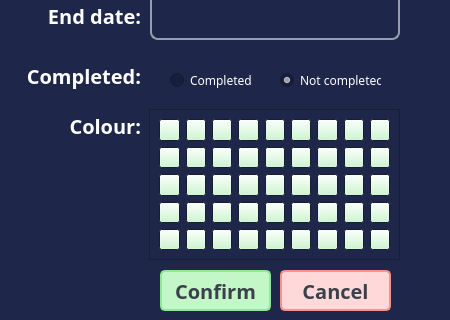
Above: src/client/projects/view/ui/task_edit_window.ui from PenguinDevs/GanttStudent before the change; both pictures show x 0 to 450 and y 330 to 650 of the 450 by 650 pixel window. Below: the same form after it.
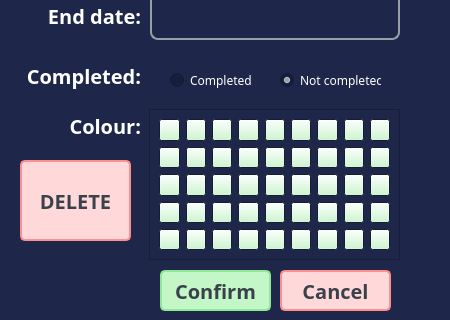
That is the form after the change.

Commit message: delete function

Patch:
```diff
--- a/src/client/projects/view/ui/task_edit_window.ui
+++ b/src/client/projects/view/ui/task_edit_window.ui
@@ -1302,6 +1302,39 @@
      <string/>
     </property>
    </widget>
+   <widget class="QPushButton" name="delete_button">
+    <property name="geometry">
+     <rect>
+      <x>20</x>
+      <y>490</y>
+      <width>111</width>
+      <height>81</height>
+     </rect>
+    </property>
+    <property name="font">
+     <font>
+      <family>Leelawadee</family>
+      <pointsize>15</pointsize>
+      <bold>true</bold>
+     </font>
+    </property>
+    <property name="styleSheet">
+     <string notr="true">QPushButton {
+	border: 2px solid #ff8f8f;
+	border-radius: 5px;
+	background: #ffd9d9;
+	color: #3a414a;
+}
+
+QPushButton:hover {
+	border: 2px solid #f06969;
+	background: #ffb3b3
+}</string>
+    </property>
+    <property name="text">
+     <string>DELETE</string>
+    </property>
+   </widget>
   </widget>
  </widget>
  <resources/>
```
The commit also changes 10 other files.
